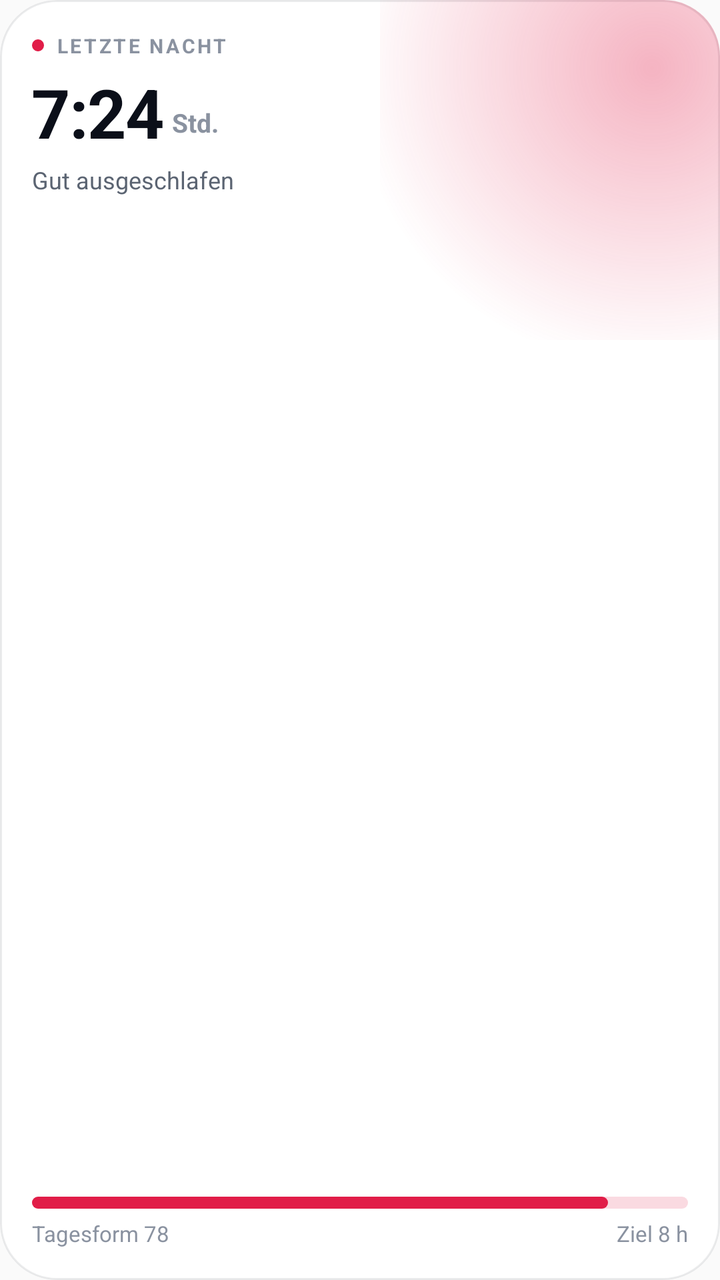
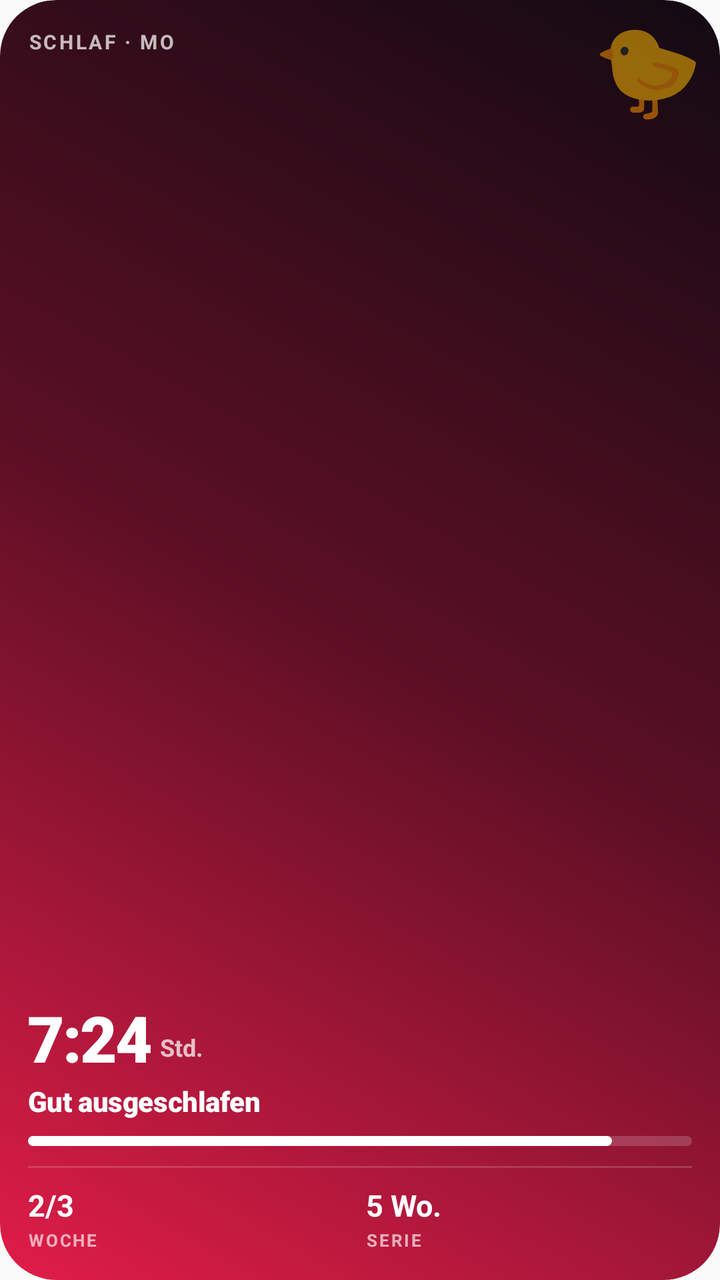

Two renders of the same Android screen: before a commit and after it. Below are the layout's source before the change and the commit's diff.
<!-- AndroidManifest.xml: application theme AppTheme -->
<!-- res/layout/widget_sleep.xml -->
<?xml version="1.0" encoding="utf-8"?>
<FrameLayout xmlns:android="http://schemas.android.com/apk/res/android"
    android:id="@android:id/background"
    style="@style/WidgetFb.Card">

    <ImageView android:id="@+id/glow" style="@style/WidgetFb.Glow" />

    <include
        android:id="@+id/empty"
        layout="@layout/widget_empty"
        android:visibility="gone" />

    <LinearLayout
        android:id="@+id/content"
        style="@style/WidgetFb.Content">

        <LinearLayout
            android:layout_width="match_parent"
            android:layout_height="wrap_content"
            android:gravity="center_vertical"
            android:orientation="horizontal">

            <ImageView android:id="@+id/dot" style="@style/WidgetFb.Dot" />

            <TextView
                android:id="@+id/overline"
                style="@style/WidgetFb.Overline"
                android:text="Letzte Nacht" />
        </LinearLayout>

        <LinearLayout
            android:layout_width="match_parent"
            android:layout_height="wrap_content"
            android:layout_marginTop="8dp"
            android:gravity="bottom"
            android:orientation="horizontal">

            <TextView
                android:id="@+id/duration"
                style="@style/WidgetFb.Number"
                android:text="7:24"
                android:textSize="34sp" />

            <TextView
                style="@style/WidgetFb.Muted"
                android:layout_marginStart="4dp"
                android:layout_marginBottom="3dp"
                android:text="Std."
                android:textSize="13sp"
                android:textStyle="bold" />
        </LinearLayout>

        <TextView
            android:id="@+id/hint"
            style="@style/WidgetFb.Body"
            android:layout_width="match_parent"
            android:layout_marginTop="4dp"
            android:maxLines="2"
            android:text="Gut ausgeschlafen" />

        <FrameLayout style="@style/WidgetFb.Fill" />

        <ImageView
            android:id="@+id/bar"
            style="@style/WidgetFb.Bar" />

        <LinearLayout
            android:layout_width="match_parent"
            android:layout_height="wrap_content"
            android:layout_marginTop="5dp"
            android:orientation="horizontal">

            <TextView
                android:id="@+id/extra"
                style="@style/WidgetFb.Muted"
                android:layout_width="0dp"
                android:layout_weight="1"
                android:text="Tagesform 78" />

            <TextView
                style="@style/WidgetFb.Muted"
                android:text="Ziel 8 h" />
        </LinearLayout>
    </LinearLayout>
</FrameLayout>
<!-- res/layout/widget_empty.xml (included above) -->
<?xml version="1.0" encoding="utf-8"?>
<LinearLayout xmlns:android="http://schemas.android.com/apk/res/android"
    android:layout_width="match_parent"
    android:layout_height="match_parent"
    android:gravity="center"
    android:orientation="vertical"
    android:padding="@dimen/widget_pad">

    <TextView
        android:id="@+id/empty_title"
        style="@style/WidgetFb.Title"
        android:gravity="center"
        android:textSize="14sp" />

    <TextView
        android:id="@+id/empty_hint"
        style="@style/WidgetFb.Muted"
        android:layout_width="match_parent"
        android:layout_marginTop="4dp"
        android:gravity="center"
        android:maxLines="2" />
</LinearLayout>
<!-- resources referenced by this layout -->
<resources>
  <dimen name="widget_pad">16dp</dimen>
  <style name="WidgetFb.Bar">
          <item name="android:layout_width">match_parent</item>
          <item name="android:layout_height">6dp</item>
          <item name="android:scaleType">fitXY</item>
          <item name="android:src">@drawable/widget_bar_preview</item>
          <item name="android:importantForAccessibility">no</item>
      </style>
  <style name="WidgetFb.Body">
          <item name="android:layout_width">wrap_content</item>
          <item name="android:layout_height">wrap_content</item>
          <item name="android:textColor">@color/widget_text2</item>
          <item name="android:textSize">12sp</item>
          <item name="android:maxLines">1</item>
          <item name="android:ellipsize">end</item>
      </style>
  <style name="WidgetFb.Card">
          <item name="android:layout_width">match_parent</item>
          <item name="android:layout_height">match_parent</item>
          <item name="android:background">@drawable/widget_card</item>
      </style>
  <style name="WidgetFb.Content">
          <item name="android:layout_width">match_parent</item>
          <item name="android:layout_height">match_parent</item>
          <item name="android:padding">@dimen/widget_pad</item>
          <item name="android:orientation">vertical</item>
      </style>
  <style name="WidgetFb.Dot">
          <item name="android:layout_width">6dp</item>
          <item name="android:layout_height">6dp</item>
          <item name="android:layout_marginEnd">6dp</item>
          <item name="android:src">@drawable/widget_dot</item>
          <item name="android:importantForAccessibility">no</item>
      </style>
  <style name="WidgetFb.Glow">
          <item name="android:layout_width">170dp</item>
          <item name="android:layout_height">170dp</item>
          <item name="android:layout_gravity">top|end</item>
          <item name="android:scaleType">fitXY</item>
          <item name="android:src">@drawable/widget_glow_preview</item>
          <item name="android:importantForAccessibility">no</item>
      </style>
  <style name="WidgetFb.Muted">
          <item name="android:layout_width">wrap_content</item>
          <item name="android:layout_height">wrap_content</item>
          <item name="android:textColor">@color/widget_muted</item>
          <item name="android:textSize">11sp</item>
          <item name="android:maxLines">1</item>
          <item name="android:ellipsize">end</item>
      </style>
  <style name="WidgetFb.Number">
          <item name="android:layout_width">wrap_content</item>
          <item name="android:layout_height">wrap_content</item>
          <item name="android:textColor">@color/widget_text</item>
          <item name="android:textSize">30sp</item>
          <item name="android:textStyle">bold</item>
          <item name="android:fontFamily">sans-serif</item>
          <item name="android:letterSpacing">-0.02</item>
          <item name="android:fontFeatureSettings">tnum</item>
          <item name="android:includeFontPadding">false</item>
          <item name="android:maxLines">1</item>
      </style>
  <style name="WidgetFb.Overline">
          <item name="android:layout_width">wrap_content</item>
          <item name="android:layout_height">wrap_content</item>
          <item name="android:textColor">@color/widget_muted</item>
          <item name="android:textSize">10sp</item>
          <item name="android:textStyle">bold</item>
          <item name="android:letterSpacing">0.12</item>
          <item name="android:textAllCaps">true</item>
          <item name="android:maxLines">1</item>
          <item name="android:ellipsize">end</item>
      </style>
  <style name="WidgetFb.Title">
          <item name="android:layout_width">match_parent</item>
          <item name="android:layout_height">wrap_content</item>
          <item name="android:textColor">@color/widget_text</item>
          <item name="android:textSize">16sp</item>
          <item name="android:textStyle">bold</item>
          <item name="android:ellipsize">end</item>
          <item name="android:maxLines">2</item>
          <item name="android:lineSpacingMultiplier">0.95</item>
      </style>
  <!-- drawable widget_bar_preview (drawable) -->
  <?xml version="1.0" encoding="utf-8"?>
  <layer-list xmlns:android="http://schemas.android.com/apk/res/android">
      <item>
          <shape><corners android:radius="999dp" /><solid android:color="#29E11D48" /></shape>
      </item>
      <item android:right="40dp">
          <shape><corners android:radius="999dp" /><solid android:color="#E11D48" /></shape>
      </item>
  </layer-list>
  <color name="widget_text2">#5B6472</color>
  <!-- drawable widget_card (drawable) -->
  <?xml version="1.0" encoding="utf-8"?>
  <shape xmlns:android="http://schemas.android.com/apk/res/android" android:shape="rectangle">
      <solid android:color="@color/widget_card" />
      <stroke android:width="1dp" android:color="@color/widget_stroke" />
      <corners android:radius="@dimen/widget_radius" />
  </shape>
  <!-- drawable widget_dot (drawable) -->
  <?xml version="1.0" encoding="utf-8"?>
  <shape xmlns:android="http://schemas.android.com/apk/res/android" android:shape="oval">
      <solid android:color="#E11D48" />
  </shape>
  <!-- drawable widget_glow_preview (drawable) -->
  <?xml version="1.0" encoding="utf-8"?>
  <shape xmlns:android="http://schemas.android.com/apk/res/android" android:shape="rectangle">
      <gradient
          android:centerX="0.8"
          android:centerY="0.2"
          android:endColor="#00E11D48"
          android:gradientRadius="150dp"
          android:startColor="#55E11D48"
          android:type="radial" />
  </shape>
  <color name="widget_muted">#8A92A0</color>
  <color name="widget_text">#0B0F19</color>
  <color name="widget_card">#FFFFFF</color>
  <color name="widget_stroke">#140B0F19</color>
  <!-- unchanged entries left out for length: 3 -->
</resources>

<!-- the commit's change to res/layout/widget_sleep.xml (unified diff, before → after) -->
@@ -1,108 +1,184 @@
 <?xml version="1.0" encoding="utf-8"?>
 <FrameLayout xmlns:android="http://schemas.android.com/apk/res/android"
     android:id="@android:id/background"
-    style="@style/WidgetFb.Card">
+    style="@style/WidgetFb.Hero">
 
-    <ImageView android:id="@+id/glow" style="@style/WidgetFb.Glow" />
+    <ImageView android:id="@+id/art" style="@style/WidgetFb.Art" />
 
     <include
         android:id="@+id/empty"
-        layout="@layout/widget_empty"
+        layout="@layout/widget_empty_hero"
         android:visibility="gone" />
 
     <LinearLayout
         android:id="@+id/content"
-        style="@style/WidgetFb.Content">
+        style="@style/WidgetFb.HeroContent">
+
+        <TextView
+            android:id="@+id/overline"
+            style="@style/WidgetFb.HeroOverline"
+            android:layout_marginEnd="54dp"
+            android:text="Schlaf · Mo" />
+
+        <FrameLayout style="@style/WidgetFb.Fill" />
 
         <LinearLayout
-            android:layout_width="match_parent"
+            android:layout_width="wrap_content"
             android:layout_height="wrap_content"
-            android:gravity="center_vertical"
-            android:orientation="horizontal">
-
-            <ImageView android:id="@+id/dot" style="@style/WidgetFb.Dot" />
-
-            <TextView
-                android:id="@+id/overline"
-                style="@style/WidgetFb.Overline"
-                android:text="Letzte Nacht" />
-        </LinearLayout>
-
-        <LinearLayout
-            android:layout_width="match_parent"
-            android:layout_height="wrap_content"
-            android:layout_marginTop="8dp"
             android:gravity="bottom"
             android:orientation="horizontal">
 
             <TextView
                 android:id="@+id/duration"
-                style="@style/WidgetFb.Number"
-                android:text="7:24"
-                android:textSize="34sp" />
+                style="@style/WidgetFb.HeroNumber"
+                android:text="7:24" />
 
             <TextView
-                style="@style/WidgetFb.Muted"
+                android:id="@+id/unit"
+                style="@style/WidgetFb.HeroBody"
                 android:layout_marginStart="4dp"
                 android:layout_marginBottom="3dp"
                 android:text="Std."
-                android:textSize="13sp"
                 android:textStyle="bold" />
         </LinearLayout>
 
         <TextView
             android:id="@+id/hint"
-            style="@style/WidgetFb.Body"
-            android:layout_width="match_parent"
-            android:layout_marginTop="4dp"
-            android:maxLines="2"
-            android:text="Gut ausgeschlafen" />
-
-        <FrameLayout style="@style/WidgetFb.Fill" />
+            style="@style/WidgetFb.HeroTitle"
+            android:layout_marginTop="2dp"
+            android:maxLines="1"
+            android:text="Gut ausgeschlafen"
+            android:textSize="14sp" />
 
         <ImageView
             android:id="@+id/bar"
-            style="@style/WidgetFb.Bar" />
+            style="@style/WidgetFb.HeroBar"
+            android:layout_marginTop="8dp" />
 
-        <LinearLayout
-            android:layout_width="match_parent"
-            android:layout_height="wrap_content"
-            android:layout_marginTop="5dp"
-            android:orientation="horizontal">
+        <include layout="@layout/widget_hero_stats" />
+    </LinearLayout>
 
-            <TextView
-                android:id="@+id/extra"
-                style="@style/WidgetFb.Muted"
-                android:layout_width="0dp"
-                android:layout_weight="1"
-                android:text="Tagesform 78" />
-
-            <TextView
-                style="@style/WidgetFb.Muted"
-                android:text="Ziel 8 h" />
-        </LinearLayout>
-    </LinearLayout>
+    <include
+        layout="@layout/widget_hero_buddy"
+        android:layout_width="64dp"
+        android:layout_height="64dp"
+        android:layout_gravity="top|end"
+        android:layout_marginTop="4dp"
+        android:layout_marginEnd="4dp" />
 </FrameLayout>
-<!-- res/layout/widget_empty.xml (included above) -->
+<!-- res/layout/widget_empty_hero.xml (included above) -->
 <?xml version="1.0" encoding="utf-8"?>
 <LinearLayout xmlns:android="http://schemas.android.com/apk/res/android"
     android:layout_width="match_parent"
     android:layout_height="match_parent"
-    android:gravity="center"
+    android:gravity="bottom|start"
     android:orientation="vertical"
-    android:padding="@dimen/widget_pad">
+    android:padding="14dp">
 
     <TextView
         android:id="@+id/empty_title"
-        style="@style/WidgetFb.Title"
-        android:gravity="center"
-        android:textSize="14sp" />
+        style="@style/WidgetFb.HeroTitle"
+        android:textSize="16sp" />
 
     <TextView
         android:id="@+id/empty_hint"
-        style="@style/WidgetFb.Muted"
+        style="@style/WidgetFb.HeroBody"
         android:layout_width="match_parent"
         android:layout_marginTop="4dp"
-        android:gravity="center"
         android:maxLines="2" />
 </LinearLayout>
+<!-- res/layout/widget_hero_stats.xml (included above) -->
+<?xml version="1.0" encoding="utf-8"?>
+<LinearLayout xmlns:android="http://schemas.android.com/apk/res/android"
+    android:layout_width="match_parent"
+    android:layout_height="wrap_content"
+    android:layout_marginTop="10dp"
+    android:orientation="vertical">
+
+    <FrameLayout
+        android:id="@+id/divider"
+        android:layout_width="match_parent"
+        android:layout_height="1dp"
+        android:background="@drawable/widget_hero_line" />
+
+    <LinearLayout
+        android:id="@+id/stats"
+        android:layout_width="match_parent"
+        android:layout_height="wrap_content"
+        android:layout_marginTop="8dp"
+        android:orientation="horizontal">
+
+        <LinearLayout
+            android:id="@+id/stat1"
+            android:layout_width="0dp"
+            android:layout_height="wrap_content"
+            android:layout_weight="1"
+            android:orientation="vertical">
+
+            <TextView android:id="@+id/stat1_value" style="@style/WidgetFb.HeroStatValue" android:text="2/3" />
+            <TextView android:id="@+id/stat1_label" style="@style/WidgetFb.HeroStatLabel" android:text="Woche" />
+        </LinearLayout>
+
+        <LinearLayout
+            android:id="@+id/stat2"
+            android:layout_width="0dp"
+            android:layout_height="wrap_content"
+            android:layout_marginStart="6dp"
+            android:layout_weight="1"
+            android:orientation="vertical">
+
+            <TextView android:id="@+id/stat2_value" style="@style/WidgetFb.HeroStatValue" android:text="5 Wo." />
+            <TextView android:id="@+id/stat2_label" style="@style/WidgetFb.HeroStatLabel" android:text="Serie" />
+        </LinearLayout>
+
+        <LinearLayout
+            android:id="@+id/stat3"
+            android:layout_width="0dp"
+            android:layout_height="wrap_content"
+            android:layout_marginStart="6dp"
+            android:layout_weight="1"
+            android:orientation="vertical"
+            android:visibility="gone">
+
+            <TextView android:id="@+id/stat3_value" style="@style/WidgetFb.HeroStatValue" />
+            <TextView android:id="@+id/stat3_label" style="@style/WidgetFb.HeroStatLabel" />
+        </LinearLayout>
+
+        
+        <FrameLayout
+            android:id="@+id/seal_space"
+            android:layout_width="48dp"
+            android:layout_height="1dp"
+            android:visibility="gone" />
+    </LinearLayout>
+</LinearLayout>
+<!-- res/layout/widget_hero_buddy.xml (included above) -->
+<?xml version="1.0" encoding="utf-8"?>
+<FrameLayout xmlns:android="http://schemas.android.com/apk/res/android"
+    android:id="@+id/buddy_box"
+    android:layout_width="64dp"
+    android:layout_height="64dp"
+    android:layout_gravity="top|end"
+    android:layout_marginTop="4dp"
+    android:layout_marginEnd="4dp">
+
+    <ImageView
+        android:id="@+id/buddy"
+        android:layout_width="match_parent"
+        android:layout_height="match_parent"
+        android:contentDescription="Buddy"
+        android:scaleType="fitCenter"
+        android:visibility="gone" />
+
+    <TextView
+        android:id="@+id/buddy_emoji"
+        android:layout_width="match_parent"
+        android:layout_height="match_parent"
+        android:autoSizeMaxTextSize="80sp"
+        android:autoSizeMinTextSize="20sp"
+        android:autoSizeTextType="uniform"
+        android:gravity="center"
+        android:includeFontPadding="false"
+        android:padding="6dp"
+        android:text="🐤" />
+</FrameLayout>
<!-- resource entries referenced after the edit -->
@@ -1,71 +1,57 @@
 <!-- resources referenced by this layout -->
 <resources>
-  <dimen name="widget_pad">16dp</dimen>
-  <style name="WidgetFb.Bar">
+  <!-- drawable widget_hero_line (drawable) -->
+  <?xml version="1.0" encoding="utf-8"?>
+  <shape xmlns:android="http://schemas.android.com/apk/res/android" android:shape="rectangle">
+      <solid android:color="@color/hero_line" />
+  </shape>
+  <style name="WidgetFb.Art">
           <item name="android:layout_width">match_parent</item>
-          <item name="android:layout_height">6dp</item>
-          <item name="android:scaleType">fitXY</item>
-          <item name="android:src">@drawable/widget_bar_preview</item>
+          <item name="android:layout_height">match_parent</item>
+          <item name="android:scaleType">centerCrop</item>
           <item name="android:importantForAccessibility">no</item>
       </style>
-  <style name="WidgetFb.Body">
+  <style name="WidgetFb.Hero">
+          <item name="android:layout_width">match_parent</item>
+          <item name="android:layout_height">match_parent</item>
+          <item name="android:background">@drawable/widget_hero</item>
+      </style>
+  <style name="WidgetFb.HeroBar">
+          <item name="android:layout_width">match_parent</item>
+          <item name="android:layout_height">5dp</item>
+          <item name="android:scaleType">fitXY</item>
+          <item name="android:src">@drawable/widget_hero_bar_preview</item>
+          <item name="android:importantForAccessibility">no</item>
+      </style>
+  <style name="WidgetFb.HeroBody">
           <item name="android:layout_width">wrap_content</item>
           <item name="android:layout_height">wrap_content</item>
-          <item name="android:textColor">@color/widget_text2</item>
+          <item name="android:textColor">@color/hero_text2</item>
           <item name="android:textSize">12sp</item>
           <item name="android:maxLines">1</item>
           <item name="android:ellipsize">end</item>
       </style>
-  <style name="WidgetFb.Card">
+  <style name="WidgetFb.HeroContent">
           <item name="android:layout_width">match_parent</item>
           <item name="android:layout_height">match_parent</item>
-          <item name="android:background">@drawable/widget_card</item>
-      </style>
-  <style name="WidgetFb.Content">
-          <item name="android:layout_width">match_parent</item>
-          <item name="android:layout_height">match_parent</item>
-          <item name="android:padding">@dimen/widget_pad</item>
+          <item name="android:padding">14dp</item>
           <item name="android:orientation">vertical</item>
       </style>
-  <style name="WidgetFb.Dot">
-          <item name="android:layout_width">6dp</item>
-          <item name="android:layout_height">6dp</item>
-          <item name="android:layout_marginEnd">6dp</item>
-          <item name="android:src">@drawable/widget_dot</item>
-          <item name="android:importantForAccessibility">no</item>
-      </style>
-  <style name="WidgetFb.Glow">
-          <item name="android:layout_width">170dp</item>
-          <item name="android:layout_height">170dp</item>
-          <item name="android:layout_gravity">top|end</item>
-          <item name="android:scaleType">fitXY</item>
-          <item name="android:src">@drawable/widget_glow_preview</item>
-          <item name="android:importantForAccessibility">no</item>
-      </style>
-  <style name="WidgetFb.Muted">
+  <style name="WidgetFb.HeroNumber">
           <item name="android:layout_width">wrap_content</item>
           <item name="android:layout_height">wrap_content</item>
-          <item name="android:textColor">@color/widget_muted</item>
-          <item name="android:textSize">11sp</item>
-          <item name="android:maxLines">1</item>
-          <item name="android:ellipsize">end</item>
-      </style>
-  <style name="WidgetFb.Number">
-          <item name="android:layout_width">wrap_content</item>
-          <item name="android:layout_height">wrap_content</item>
-          <item name="android:textColor">@color/widget_text</item>
-          <item name="android:textSize">30sp</item>
-          <item name="android:textStyle">bold</item>
-          <item name="android:fontFamily">sans-serif</item>
-          <item name="android:letterSpacing">-0.02</item>
+          <item name="android:textColor">@color/hero_text</item>
+          <item name="android:textSize">32sp</item>
+          <item name="android:fontFamily">sans-serif-black</item>
+          <item name="android:letterSpacing">-0.03</item>
           <item name="android:fontFeatureSettings">tnum</item>
           <item name="android:includeFontPadding">false</item>
           <item name="android:maxLines">1</item>
       </style>
-  <style name="WidgetFb.Overline">
+  <style name="WidgetFb.HeroOverline">
           <item name="android:layout_width">wrap_content</item>
           <item name="android:layout_height">wrap_content</item>
-          <item name="android:textColor">@color/widget_muted</item>
+          <item name="android:textColor">@color/hero_text2</item>
           <item name="android:textSize">10sp</item>
           <item name="android:textStyle">bold</item>
           <item name="android:letterSpacing">0.12</item>
@@ -73,54 +59,68 @@
           <item name="android:maxLines">1</item>
           <item name="android:ellipsize">end</item>
       </style>
-  <style name="WidgetFb.Title">
+  <style name="WidgetFb.HeroStatLabel">
+          <item name="android:layout_width">wrap_content</item>
+          <item name="android:layout_height">wrap_content</item>
+          <item name="android:layout_marginTop">2dp</item>
+          <item name="android:textColor">@color/hero_muted</item>
+          <item name="android:textSize">8.5sp</item>
+          <item name="android:textStyle">bold</item>
+          <item name="android:letterSpacing">0.1</item>
+          <item name="android:textAllCaps">true</item>
+          <item name="android:maxLines">1</item>
+          <item name="android:ellipsize">end</item>
+      </style>
+  <style name="WidgetFb.HeroStatValue">
+          <item name="android:layout_width">match_parent</item>
+          <item name="android:layout_height">20dp</item>
+          <item name="android:textColor">@color/hero_text</item>
+          <item name="android:textSize">15sp</item>
+          <item name="android:textStyle">bold</item>
+          <item name="android:fontFeatureSettings">tnum</item>
+          <item name="android:includeFontPadding">false</item>
+          <item name="android:gravity">bottom|start</item>
+          <item name="android:maxLines">1</item>
+          <item name="android:autoSizeTextType">uniform</item>
+          <item name="android:autoSizeMinTextSize">10sp</item>
+          <item name="android:autoSizeMaxTextSize">15sp</item>
+      </style>
+  <style name="WidgetFb.HeroTitle">
           <item name="android:layout_width">match_parent</item>
           <item name="android:layout_height">wrap_content</item>
-          <item name="android:textColor">@color/widget_text</item>
-          <item name="android:textSize">16sp</item>
-          <item name="android:textStyle">bold</item>
+          <item name="android:textColor">@color/hero_text</item>
+          <item name="android:textSize">18sp</item>
+          <item name="android:fontFamily">sans-serif-black</item>
+          <item name="android:letterSpacing">-0.01</item>
           <item name="android:ellipsize">end</item>
           <item name="android:maxLines">2</item>
-          <item name="android:lineSpacingMultiplier">0.95</item>
+          <item name="android:lineSpacingMultiplier">0.92</item>
       </style>
-  <!-- drawable widget_bar_preview (drawable) -->
+  <color name="hero_line">#29FFFFFF</color>
+  <!-- drawable widget_hero (drawable) -->
+  <?xml version="1.0" encoding="utf-8"?>
+  <shape xmlns:android="http://schemas.android.com/apk/res/android" android:shape="rectangle">
+      <gradient
+          android:angle="45"
+          android:centerColor="#5C0F24"
+          android:endColor="#120A12"
+          android:startColor="#E11D48"
+          android:type="linear" />
+      <corners android:radius="@dimen/widget_radius" />
+  </shape>
+  <!-- drawable widget_hero_bar_preview (drawable) -->
   <?xml version="1.0" encoding="utf-8"?>
   <layer-list xmlns:android="http://schemas.android.com/apk/res/android">
       <item>
-          <shape><corners android:radius="999dp" /><solid android:color="#29E11D48" /></shape>
+          <shape><corners android:radius="999dp" /><solid android:color="#2EFFFFFF" /></shape>
       </item>
       <item android:right="40dp">
-          <shape><corners android:radius="999dp" /><solid android:color="#E11D48" /></shape>
+          <shape><corners android:radius="999dp" /><solid android:color="#FFFFFF" /></shape>
       </item>
   </layer-list>
-  <color name="widget_text2">#5B6472</color>
-  <!-- drawable widget_card (drawable) -->
-  <?xml version="1.0" encoding="utf-8"?>
-  <shape xmlns:android="http://schemas.android.com/apk/res/android" android:shape="rectangle">
-      <solid android:color="@color/widget_card" />
-      <stroke android:width="1dp" android:color="@color/widget_stroke" />
-      <corners android:radius="@dimen/widget_radius" />
-  </shape>
-  <!-- drawable widget_dot (drawable) -->
-  <?xml version="1.0" encoding="utf-8"?>
-  <shape xmlns:android="http://schemas.android.com/apk/res/android" android:shape="oval">
-      <solid android:color="#E11D48" />
-  </shape>
-  <!-- drawable widget_glow_preview (drawable) -->
-  <?xml version="1.0" encoding="utf-8"?>
-  <shape xmlns:android="http://schemas.android.com/apk/res/android" android:shape="rectangle">
-      <gradient
-          android:centerX="0.8"
-          android:centerY="0.2"
-          android:endColor="#00E11D48"
-          android:gradientRadius="150dp"
-          android:startColor="#55E11D48"
-          android:type="radial" />
-  </shape>
-  <color name="widget_muted">#8A92A0</color>
-  <color name="widget_text">#0B0F19</color>
-  <color name="widget_card">#FFFFFF</color>
-  <color name="widget_stroke">#140B0F19</color>
+  <color name="hero_text2">#B8FFFFFF</color>
+  <color name="hero_text">#FFFFFF</color>
+  <color name="hero_muted">#A6FFFFFF</color>
   <!-- unchanged entries left out for length: 3 -->
 </resources>
 
